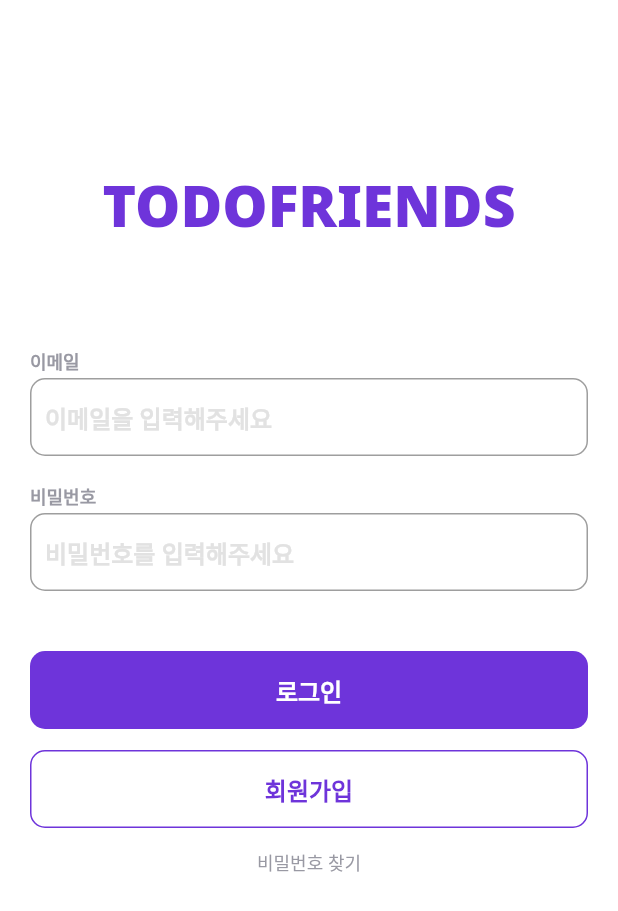
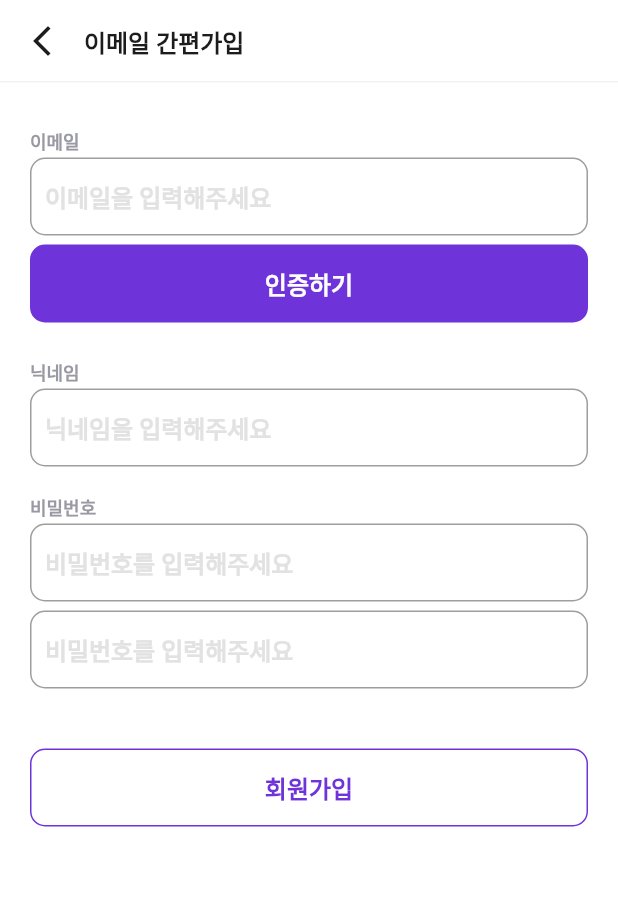
Before and after one commit to Lee-na-yun/final5th-project-frontend, a Flutter app: the screen it shows after launch, after a tap on "회원가입", on a phone screen of 412 x 824 dp. Shown: the top 911 px of the screen. Run offline on Flutter 3.47's test engine with Material 2 defaults, Android fonts, the phone set to English and light mode, and no system bars; our stand-ins replace cloud_firestore, firebase_core, flutter_riverpod, google_fonts; accounts and stored records are empty.

Commit message:
[ny] join page 디자인 완료

```diff
--- a/lib/core/theme.dart
+++ b/lib/core/theme.dart
@@ -5,7 +5,7 @@ import 'package:google_fonts/google_fonts.dart';
 TextTheme textTheme() {
   return TextTheme(
     headline1: GoogleFonts.notoSans(fontSize: 18.0, color: const Color(0xff1C1C1C), fontWeight: FontWeight.bold),
-    headline2: GoogleFonts.openSans(fontSize: 16.0, color: const Color(0xff1C1C1C), fontWeight: FontWeight.bold),
+    headline2: GoogleFonts.openSans(fontSize: 16.0, color: const Color(0xff1C1C1C), fontWeight: FontWeight.bold, letterSpacing: -0.05),
     headline3: GoogleFonts.openSans(fontSize: 14.0, color: const Color(0xff1C1C1C)),
     bodyText1: GoogleFonts.openSans(fontSize: 12.0),
     bodyText2: GoogleFonts.openSans(fontSize: 10.0, color: const Color(0xff1C1C1C)),
--- a/lib/main.dart
+++ b/lib/main.dart
@@ -3,6 +3,7 @@ import 'package:flutter/material.dart';
 import 'package:flutter_riverpod/flutter_riverpod.dart';
 import 'package:riverpod_firestore_steam1/firebase_options.dart';
 import 'package:riverpod_firestore_steam1/view/pages/main/home/my_home_page.dart';
+import 'package:riverpod_firestore_steam1/view/pages/main/login/join_page.dart';
 import 'package:riverpod_firestore_steam1/view/pages/main/login/login_page.dart';
 import 'package:riverpod_firestore_steam1/view/pages/main/main_page.dart';
 
@@ -29,6 +30,7 @@ class MyApp extends StatelessWidget {
       initialRoute: "/login",
       routes: {
         "/login": (context) => LoginPage(),
+        "/join": (context) => JoinPage(),
         "/home": (context) => MyHomePage(),
       },
       home: LoginPage(),
--- a/lib/view/pages/main/home/my_home_page.dart
+++ b/lib/view/pages/main/home/my_home_page.dart
@@ -5,6 +5,8 @@ class MyHomePage extends StatelessWidget {
 
   @override
   Widget build(BuildContext context) {
-    return Container();
+    return Scaffold(
+      body: Text("MyHomePage"),
+    );
   }
 }
--- a/lib/view/pages/main/login/components/custom_form.dart
+++ b/lib/view/pages/main/login/components/custom_form.dart
@@ -26,8 +26,10 @@ class CustomForm extends StatelessWidget {
               hintText: "${hintText}",
               contentPadding: const EdgeInsets.fromLTRB(10, 14, double.minPositive, 14),
               border: OutlineInputBorder(
-                borderSide: BorderSide(width: 1, color: Color(0xffe2e2e2), style: BorderStyle.solid),
                 borderRadius: BorderRadius.circular(10),
+                borderSide: BorderSide(
+                  color: Color.fromRGBO(233, 233, 233, 100),
+                ),
               ),
               hintStyle: GoogleFonts.notoSans(
                 color: const Color(0xffe2e2e2),
--- a/lib/view/pages/main/login/components/default_button.dart
+++ b/lib/view/pages/main/login/components/default_button.dart
@@ -1,22 +1,23 @@
 import 'package:flutter/material.dart';
 
 class DefaultButton extends StatelessWidget {
-  const DefaultButton(this.btnText, {Key? key}) : super(key: key);
+  const DefaultButton(this.btnText, this.routes, {Key? key}) : super(key: key);
   final String btnText;
+  final String routes;
 
   @override
   Widget build(BuildContext context) {
     return Center(
       child: ElevatedButton(
         onPressed: () {
-          Navigator.pushNamed(context, "/home");
+          Navigator.pushNamed(context, "${routes}");
         },
         style: ElevatedButton.styleFrom(
           shape: RoundedRectangleBorder(
             borderRadius: BorderRadius.circular(10),
           ),
           minimumSize: Size(double.infinity, 52),
-          elevation: 0,
+          elevation: 0.0,
         ),
         child: Text("${btnText}", style: const TextStyle(fontSize: 16, fontWeight: FontWeight.w600)),
       ),
--- /dev/null
+++ b/lib/view/pages/main/login/components/line_app_bar.dart
@@ -0,0 +1,30 @@
+import 'package:flutter/material.dart';
+import 'package:riverpod_firestore_steam1/core/theme.dart';
+
+class LineAppBar extends StatelessWidget {
+  const LineAppBar({
+    Key? key,
+  }) : super(key: key);
+
+  @override
+  Widget build(BuildContext context) {
+    return AppBar(
+      leading: IconButton(
+        icon: Icon(Icons.arrow_back_ios_new),
+        onPressed: () {
+          Navigator.pop(context);
+        },
+        color: Color(0xff1C1C1C),
+      ),
+      titleSpacing: 0,
+      title: Text(
+        "이메일 간편가입",
+        style: textTheme().headline2,
+      ),
+      backgroundColor: Colors.white,
+      shape: Border(
+        bottom: BorderSide(width: 1, style: BorderStyle.solid, color: Color(0xfff2f2f2)),
+      ),
+    );
+  }
+}
--- a/lib/view/pages/main/login/components/line_button.dart
+++ b/lib/view/pages/main/login/components/line_button.dart
@@ -2,15 +2,16 @@ import 'package:flutter/material.dart';
 import 'package:riverpod_firestore_steam1/core/theme.dart';
 
 class LineButton extends StatelessWidget {
-  const LineButton(this.btnText, {Key? key}) : super(key: key);
+  const LineButton(this.btnText, this.routes, {Key? key}) : super(key: key);
   final String btnText;
+  final String routes;
 
   @override
   Widget build(BuildContext context) {
     return Center(
       child: OutlinedButton(
         onPressed: () {
-          Navigator.pushNamed(context, "/join");
+          Navigator.pushNamed(context, "${routes}");
         },
         style: OutlinedButton.styleFrom(
           shape: RoundedRectangleBorder(
--- a/lib/view/pages/main/login/join_page.dart
+++ b/lib/view/pages/main/login/join_page.dart
@@ -0,0 +1,73 @@
+import 'package:flutter/material.dart';
+import 'package:google_fonts/google_fonts.dart';
+import 'package:riverpod_firestore_steam1/core/theme.dart';
+import 'package:riverpod_firestore_steam1/view/pages/main/login/components/custom_form.dart';
+import 'package:riverpod_firestore_steam1/view/pages/main/login/components/default_button.dart';
+import 'package:riverpod_firestore_steam1/view/pages/main/login/components/line_app_bar.dart';
+import 'package:riverpod_firestore_steam1/view/pages/main/login/components/line_button.dart';
+
+class JoinPage extends StatelessWidget {
+  const JoinPage({Key? key}) : super(key: key);
+
+  @override
+  Widget build(BuildContext context) {
+    return GestureDetector(
+      onTap: () => FocusManager.instance.primaryFocus?.unfocus(),
+      child: Scaffold(
+        appBar: PreferredSize(
+          preferredSize: Size.fromHeight(55),
+          child: LineAppBar(),
+        ),
+        body: Padding(
+          padding: EdgeInsets.symmetric(horizontal: 20),
+          child: ListView(
+            children: [
+              SizedBox(height: 30),
+              _buildEmailForm(),
+              SizedBox(height: 24),
+              CustomForm("닉네임", "닉네임을 입력해주세요"),
+              SizedBox(height: 18),
+              _buildPasswordForm(),
+              SizedBox(height: 40),
+              LineButton("회원가입", "/login"),
+            ],
+          ),
+        ),
+      ),
+    );
+  }
+
+  Column _buildEmailForm() {
+    return Column(
+      children: [
+        CustomForm("이메일", "이메일을 입력해주세요"),
+        SizedBox(height: 6),
+        DefaultButton("인증하기", "/"),
+      ],
+    );
+  }
+
+  Column _buildPasswordForm() {
+    return Column(
+      children: [
+        CustomForm("비밀번호", "비밀번호를 입력해주세요"),
+        SizedBox(height: 6),
+        TextFormField(
+          decoration: InputDecoration(
+              hintText: "비밀번호를 입력해주세요",
+              contentPadding: const EdgeInsets.fromLTRB(10, 14, double.minPositive, 14),
+              border: OutlineInputBorder(
+                borderRadius: BorderRadius.circular(10),
+                borderSide: BorderSide(
+                  color: Color.fromRGBO(233, 233, 233, 100),
+                ),
+              ),
+              hintStyle: GoogleFonts.notoSans(
+                color: const Color(0xffe2e2e2),
+                textStyle: textTheme().headline2,
+              )),
+        )
+      ],
+    );
+  }
+}
--- a/lib/view/pages/main/login/login_page.dart
+++ b/lib/view/pages/main/login/login_page.dart
@@ -33,9 +33,9 @@ class LoginPage extends StatelessWidget {
               SizedBox(height: 18),
               CustomForm("비밀번호", "비밀번호를 입력해주세요"),
               SizedBox(height: 40),
-              DefaultButton("로그인"),
+              DefaultButton("로그인", "/home"),
               SizedBox(height: 14),
-              LineButton("회원가입"),
+              LineButton("회원가입", "/join"),
               SizedBox(height: 14),
               Text("비밀번호 찾기", style: TextStyle(fontSize: 12, color: Color(0xff9999A3)), textAlign: TextAlign.center),
             ],
```
